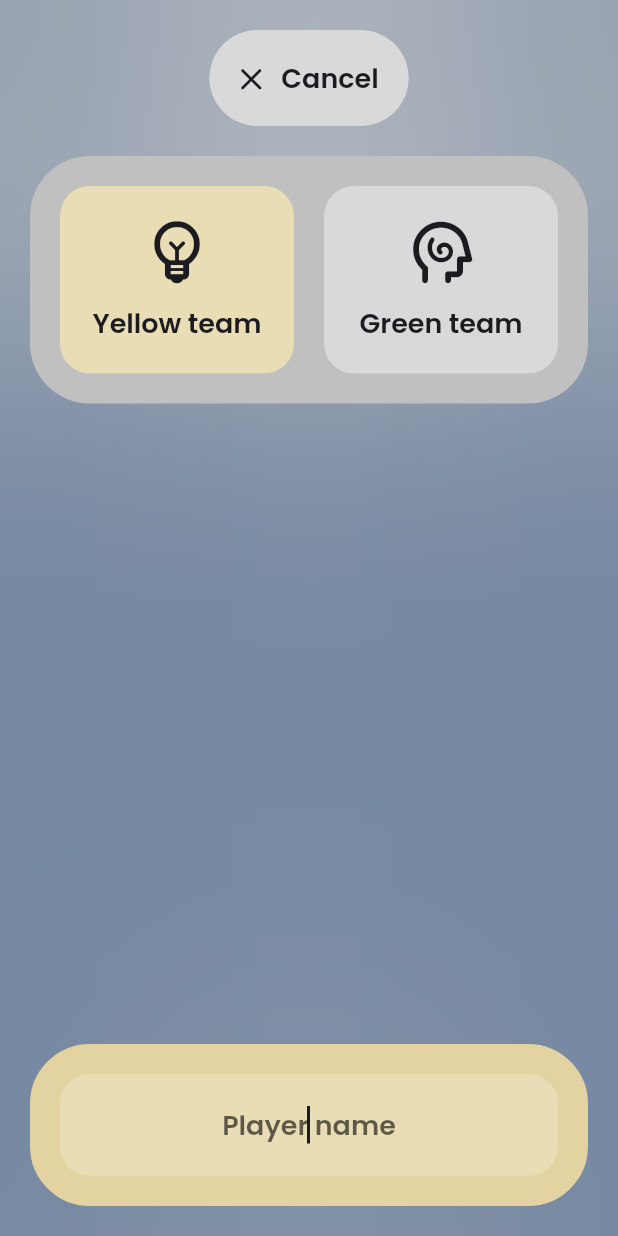
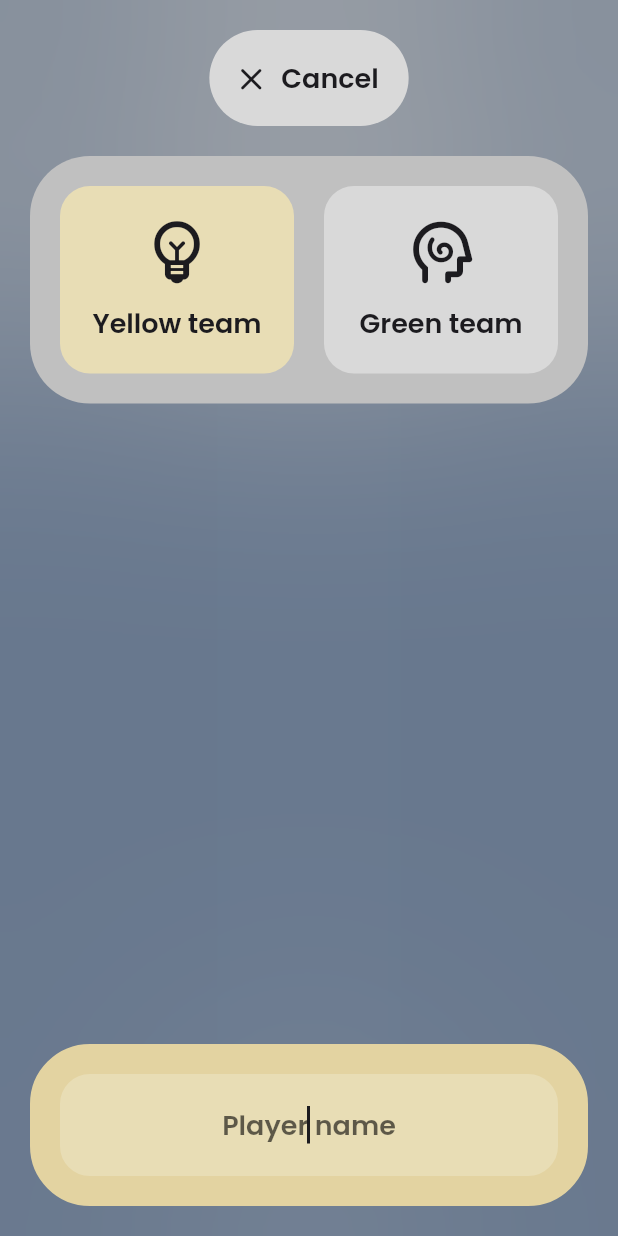
Before and after one commit to paologiua/complicity_game, a Flutter app: the TeamSelectorScreen screen opened by its route, after a tap on an icon or button, on a phone screen of 412 x 824 dp. Run offline on Flutter 3.47's test engine with Material 2 defaults, Android fonts, the phone set to English and light mode, and no system bars; our stand-ins replace flutter_keyboard_visibility, flutter_svg; generated files the repository leaves out were written again; project files that could hold a hidden picture were left out.

Commit message:
Code refactoring

```diff
--- a/lib/screens/home_screen.dart
+++ b/lib/screens/home_screen.dart
@@ -39,6 +39,7 @@ class _HomeScreenState extends State<HomeScreen> {
                       ),
                     ),
                     child: Wrap(
+                      clipBehavior: Clip.hardEdge,
                       runSpacing: ThemeConstants.defaultPadding,
                       children: [
                         Pill(
--- a/lib/screens/team_selector_screen.dart
+++ b/lib/screens/team_selector_screen.dart
@@ -24,7 +24,7 @@ class _TeamSelectorScreenState extends State<TeamSelectorScreen> {
   Future<void> showEditorDialog({PlayerModel? player}) {
     return showDialog<void>(
       context: context,
-      barrierColor: Colors.transparent,
+      barrierColor: Colors.black12,
       barrierDismissible: false,
       builder: (BuildContext context) => PlayerEditorDialog(
         initialValue: player,
--- a/lib/widgets/pill.dart
+++ b/lib/widgets/pill.dart
@@ -65,6 +65,7 @@ class _PillState extends State<Pill> {
         padding: const EdgeInsets.all(ThemeConstants.defaultPadding),
         width: double.infinity,
         child: Wrap(
+          clipBehavior: Clip.hardEdge,
           children: [
             Flex(
               direction: widget.direction,
```
